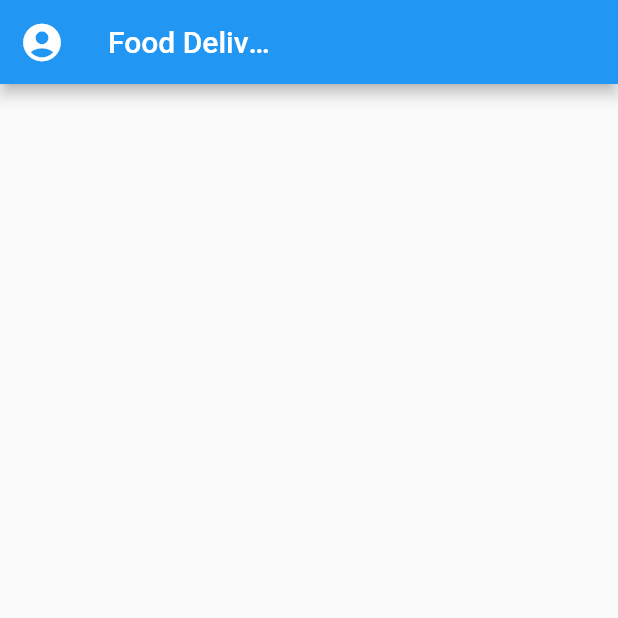
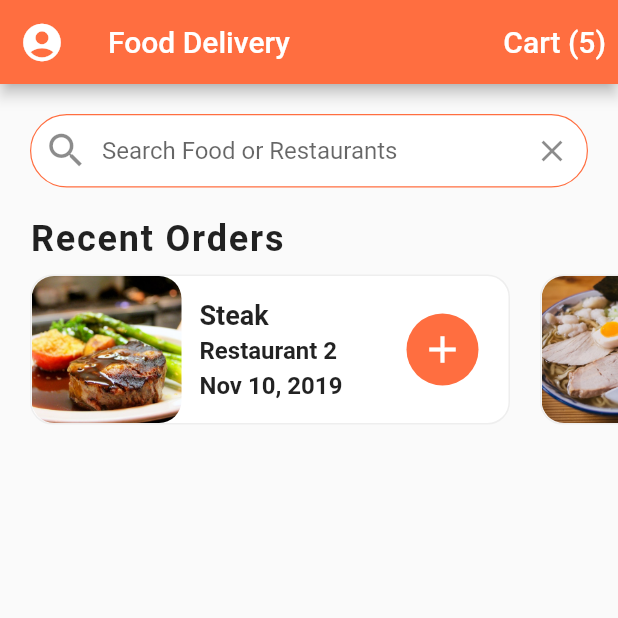
Before and after one commit to ahmadjz/Food-Delivery-UI, a Flutter app: the screen it shows after launch, on a phone screen of 412 x 824 dp, the top half of it. Run offline on Flutter 3.47's test engine with Material 2 defaults, Android fonts, the phone set to English and light mode, and no system bars.

Commit message:
finish top bar of home screen

```diff
--- a/lib/main.dart
+++ b/lib/main.dart
@@ -15,7 +15,9 @@ class MyApp extends StatelessWidget {
       debugShowCheckedModeBanner: false,
       theme: ThemeData(
           scaffoldBackgroundColor: Colors.grey[50],
-          primaryColor: Colors.deepOrangeAccent),
+          primaryColor: Colors.deepOrangeAccent,
+          appBarTheme:
+              const AppBarTheme(backgroundColor: Colors.deepOrangeAccent)),
       home: const HomeScreen(),
     );
   }
--- a/lib/screens/home_screen.dart
+++ b/lib/screens/home_screen.dart
@@ -1,4 +1,6 @@
 import 'package:flutter/material.dart';
+import 'package:food_delivery_ui/data/data.dart';
+import 'package:food_delivery_ui/widgets/recent_orders.dart';
 
 class HomeScreen extends StatefulWidget {
   const HomeScreen({super.key});
@@ -23,9 +25,46 @@ class _HomeScreenState extends State<HomeScreen> {
         actions: [
           TextButton(
               onPressed: () {},
-              child: const Text("Cart ({currentUser.cart.length})"))
+              child: Text(
+                "Cart (${currentUser.cart.length})",
+                style: const TextStyle(
+                  color: Colors.white,
+                  fontSize: 20.0,
+                ),
+              ))
         ],
       ),
+      body: ListView(children: [
+        Padding(
+          padding: const EdgeInsets.all(20.0),
+          child: TextField(
+            decoration: InputDecoration(
+              contentPadding: const EdgeInsets.symmetric(vertical: 15),
+              fillColor: Colors.white,
+              filled: true,
+              enabledBorder: OutlineInputBorder(
+                borderRadius: BorderRadius.circular(30),
+                borderSide: BorderSide(
+                    width: 0.8, color: Theme.of(context).primaryColor),
+              ),
+              border: OutlineInputBorder(
+                borderRadius: BorderRadius.circular(30),
+                borderSide: const BorderSide(width: 0.8),
+              ),
+              hintText: 'Search Food or Restaurants',
+              prefixIcon: const Icon(
+                Icons.search,
+                size: 30.0,
+              ),
+              suffixIcon: IconButton(
+                icon: const Icon(Icons.clear),
+                onPressed: () {},
+              ),
+            ),
+          ),
+        ),
+        const RecentOrders()
+      ]),
     );
   }
 }
--- /dev/null
+++ b/lib/widgets/recent_order_card.dart
@@ -0,0 +1,91 @@
+import 'package:flutter/material.dart';
+import 'package:food_delivery_ui/models/order.dart';
+
+class RecentOrderCard extends StatelessWidget {
+  const RecentOrderCard({super.key, required this.order});
+  final Order order;
+
+  @override
+  Widget build(BuildContext context) {
+    return Container(
+      margin: const EdgeInsets.all(10),
+      width: 320,
+      decoration: BoxDecoration(
+        color: Colors.white,
+        borderRadius: BorderRadius.circular(15),
+        border: Border.all(width: 1.0, color: Colors.grey[200]!),
+      ),
+      child: Row(
+        mainAxisAlignment: MainAxisAlignment.spaceBetween,
+        children: [
+          Expanded(
+            child: Row(
+              children: [
+                ClipRRect(
+                  borderRadius: BorderRadius.circular(15),
+                  child: Image(
+                    image: AssetImage(order.food.imageUrl),
+                    height: 100,
+                    width: 100,
+                    fit: BoxFit.cover,
+                  ),
+                ),
+                Expanded(
+                  child: Container(
+                    margin: const EdgeInsets.all(12),
+                    child: Column(
+                      mainAxisAlignment: MainAxisAlignment.center,
+                      crossAxisAlignment: CrossAxisAlignment.start,
+                      children: <Widget>[
+                        Text(
+                          order.food.name,
+                          style: const TextStyle(
+                            fontSize: 18.0,
+                            fontWeight: FontWeight.bold,
+                          ),
+                          overflow: TextOverflow.ellipsis,
+                        ),
+                        const SizedBox(height: 4.0),
+                        Text(
+                          order.restaurant.name,
+                          style: const TextStyle(
+                            fontSize: 16.0,
+                            fontWeight: FontWeight.w600,
+                          ),
+                          overflow: TextOverflow.ellipsis,
+                        ),
+                        const SizedBox(height: 4.0),
+                        Text(
+                          order.date,
+                          style: const TextStyle(
+                            fontSize: 16.0,
+                            fontWeight: FontWeight.w600,
+                          ),
+                          overflow: TextOverflow.ellipsis,
+                        ),
+                      ],
+                    ),
+                  ),
+                ),
+              ],
+            ),
+          ),
+          Container(
+            margin: const EdgeInsetsDirectional.only(end: 20),
+            width: 48,
+            decoration: BoxDecoration(
+              color: Theme.of(context).primaryColor,
+              borderRadius: BorderRadius.circular(30.0),
+            ),
+            child: IconButton(
+              icon: const Icon(Icons.add),
+              iconSize: 30,
+              color: Colors.white,
+              onPressed: () {},
+            ),
+          )
+        ],
+      ),
+    );
+  }
+}
--- /dev/null
+++ b/lib/widgets/recent_orders.dart
@@ -0,0 +1,43 @@
+import 'package:flutter/material.dart';
+import 'package:food_delivery_ui/data/data.dart';
+import 'package:food_delivery_ui/models/order.dart';
+import 'package:food_delivery_ui/widgets/recent_order_card.dart';
+
+class RecentOrders extends StatelessWidget {
+  const RecentOrders({super.key});
+
+  @override
+  Widget build(BuildContext context) {
+    return Column(
+      crossAxisAlignment: CrossAxisAlignment.start,
+      children: [
+        const Padding(
+          padding: EdgeInsets.symmetric(horizontal: 20),
+          child: Text(
+            'Recent Orders',
+            style: TextStyle(
+              fontSize: 24.0,
+              fontWeight: FontWeight.w600,
+              letterSpacing: 1.2,
+            ),
+          ),
+        ),
+        SizedBox(
+          height: 120,
+          child: Padding(
+            padding: const EdgeInsetsDirectional.only(start: 10),
+            child: ListView.builder(
+              physics: const BouncingScrollPhysics(),
+              scrollDirection: Axis.horizontal,
+              itemCount: currentUser.orders.length,
+              itemBuilder: (context, index) {
+                Order order = currentUser.orders[index];
+                return RecentOrderCard(order: order);
+              },
+            ),
+          ),
+        )
+      ],
+    );
+  }
+}
```
